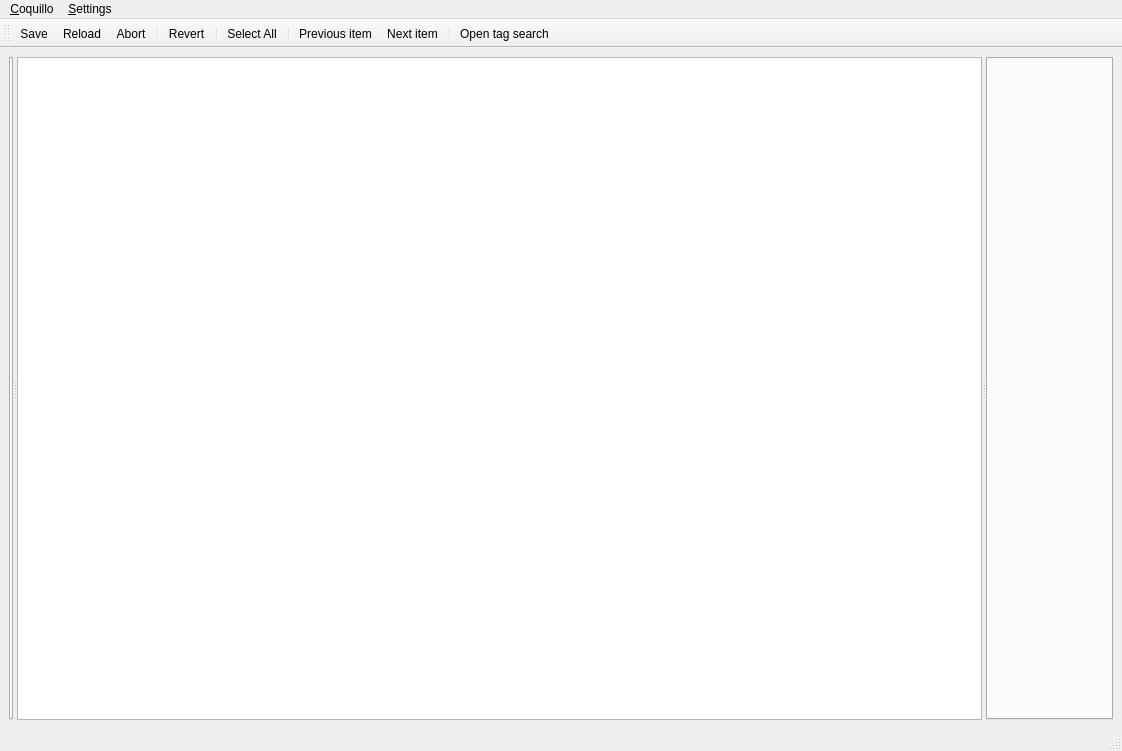
sjuvonen/coquillo, file ui/mainwindow.ui: the form before one commit.
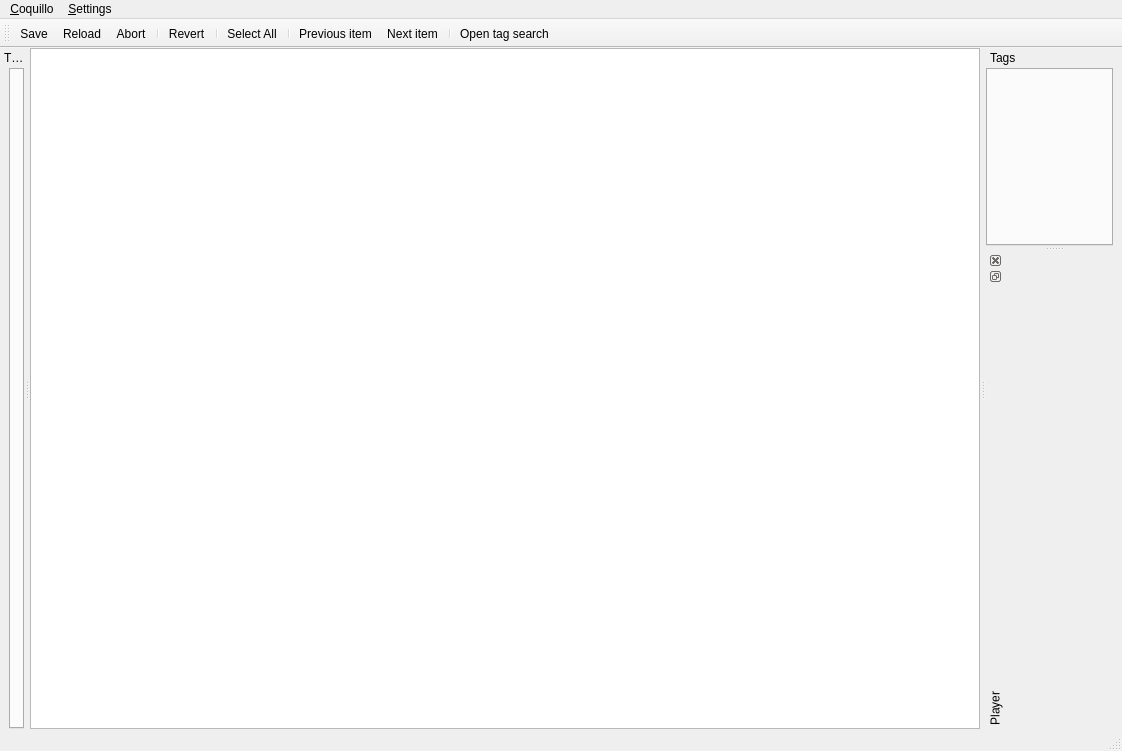
The form after the commit. Icons and pictures are not drawn. Custom widgets are drawn as their Qt base class.

Commit message: Mini player

Patch:
```diff
--- a/ui/mainwindow.ui
+++ b/ui/mainwindow.ui
@@ -14,17 +14,20 @@
    <string>Coquillo</string>
   </property>
   <widget class="QWidget" name="centralwidget">
-   <layout class="QVBoxLayout" name="verticalLayout">
+   <layout class="QVBoxLayout" name="verticalLayout_3">
+    <property name="leftMargin">
+     <number>0</number>
+    </property>
+    <property name="topMargin">
+     <number>0</number>
+    </property>
+    <property name="rightMargin">
+     <number>0</number>
+    </property>
+    <property name="bottomMargin">
+     <number>0</number>
+    </property>
     <item>
-     <widget class="QSplitter" name="splitter">
-      <property name="orientation">
-       <enum>Qt::Horizontal</enum>
-      </property>
-      <widget class="QTabWidget" name="toolBox">
-       <property name="tabPosition">
-        <enum>QTabWidget::West</enum>
-       </property>
-      </widget>
       <widget class="QTableView" name="itemView">
        <property name="sizePolicy">
         <sizepolicy hsizetype="Expanding" vsizetype="Expanding">
@@ -60,8 +63,6 @@
         <bool>false</bool>
        </attribute>
       </widget>
-      <widget class="Coquillo::TagEditor::TagEditor" name="tagEditor"/>
-     </widget>
     </item>
    </layout>
   </widget>
@@ -118,6 +119,94 @@
    <addaction name="separator"/>
    <addaction name="actionOpenTagSearch"/>
   </widget>
+  <widget class="QDockWidget" name="dockTools">
+   <property name="features">
+    <set>QDockWidget::NoDockWidgetFeatures</set>
+   </property>
+   <property name="allowedAreas">
+    <set>Qt::LeftDockWidgetArea|Qt::RightDockWidgetArea</set>
+   </property>
+   <property name="windowTitle">
+    <string>Tools</string>
+   </property>
+   <attribute name="dockWidgetArea">
+    <number>1</number>
+   </attribute>
+   <widget class="QWidget" name="dockWidgetContents">
+    <layout class="QVBoxLayout" name="verticalLayout">
+     <property name="topMargin">
+      <number>1</number>
+     </property>
+     <property name="rightMargin">
+      <number>0</number>
+     </property>
+     <property name="bottomMargin">
+      <number>0</number>
+     </property>
+     <item>
+      <widget class="QTabWidget" name="toolBox">
+       <property name="tabPosition">
+        <enum>QTabWidget::West</enum>
+       </property>
+      </widget>
+     </item>
+    </layout>
+   </widget>
+  </widget>
+  <widget class="QDockWidget" name="dockEditor">
+   <property name="features">
+    <set>QDockWidget::NoDockWidgetFeatures</set>
+   </property>
+   <property name="allowedAreas">
+    <set>Qt::LeftDockWidgetArea|Qt::RightDockWidgetArea</set>
+   </property>
+   <property name="windowTitle">
+    <string>Tags</string>
+   </property>
+   <attribute name="dockWidgetArea">
+    <number>2</number>
+   </attribute>
+   <widget class="QWidget" name="dockWidgetContents_2">
+    <layout class="QVBoxLayout" name="verticalLayout_2">
+     <property name="leftMargin">
+      <number>0</number>
+     </property>
+     <property name="topMargin">
+      <number>1</number>
+     </property>
+     <property name="bottomMargin">
+      <number>0</number>
+     </property>
+     <item>
+      <widget class="Coquillo::TagEditor::TagEditor" name="tagEditor"/>
+     </item>
+    </layout>
+   </widget>
+  </widget>
+  <widget class="QDockWidget" name="dockPlayer">
+   <property name="sizePolicy">
+    <sizepolicy hsizetype="Minimum" vsizetype="Minimum">
+     <horstretch>0</horstretch>
+     <verstretch>0</verstretch>
+    </sizepolicy>
+   </property>
+   <property name="windowIcon">
+    <iconset theme="media-playback-start"/>
+   </property>
+   <property name="features">
+    <set>QDockWidget::DockWidgetClosable|QDockWidget::DockWidgetFloatable|QDockWidget::DockWidgetVerticalTitleBar</set>
+   </property>
+   <property name="allowedAreas">
+    <set>Qt::LeftDockWidgetArea|Qt::RightDockWidgetArea</set>
+   </property>
+   <property name="windowTitle">
+    <string>Player</string>
+   </property>
+   <attribute name="dockWidgetArea">
+    <number>2</number>
+   </attribute>
+   <widget class="Coquillo::Player" name="player"/>
+  </widget>
   <action name="actionQuit">
    <property name="text">
     <string>&amp;Quit</string>
@@ -307,6 +396,12 @@
    <header>tageditor/tageditor.hpp</header>
    <container>1</container>
   </customwidget>
+  <customwidget>
+   <class>Coquillo::Player</class>
+   <extends>QWidget</extends>
+   <header>player.hpp</header>
+   <container>1</container>
+  </customwidget>
  </customwidgets>
  <resources/>
  <connections>
```
Lines whose indentation alone changed are shown as unchanged. The commit also changes 6 other files.
